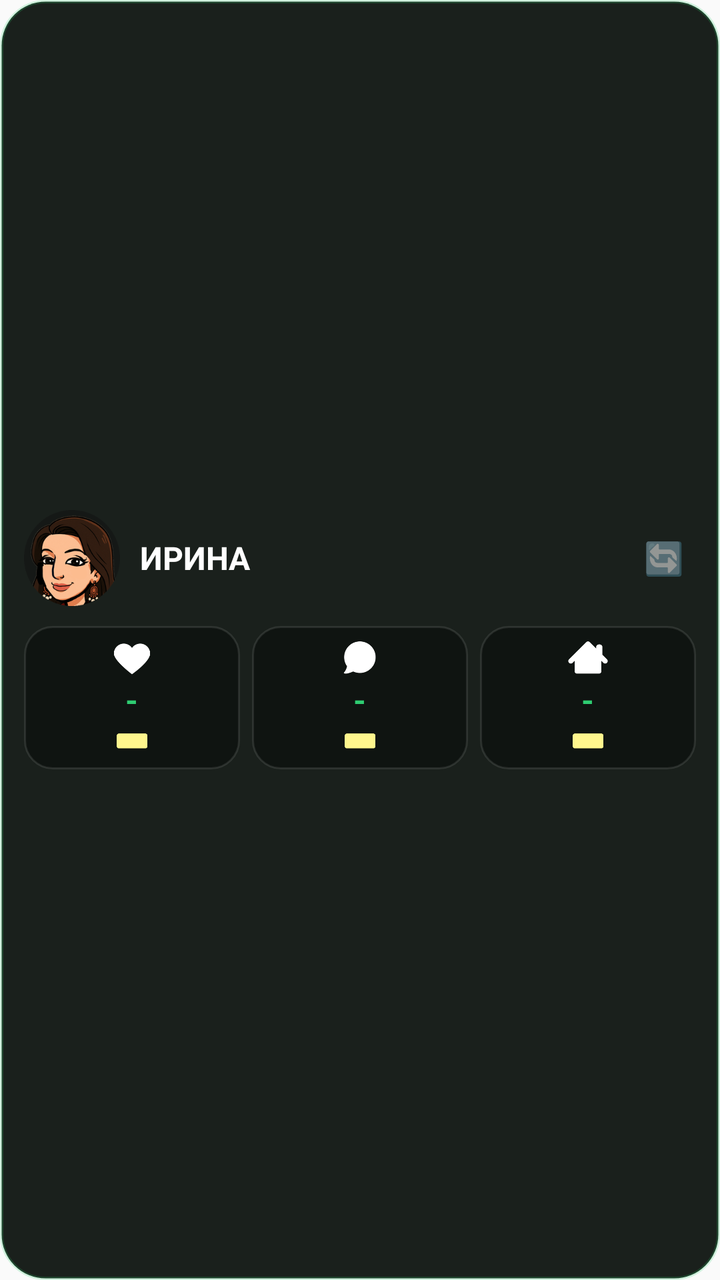
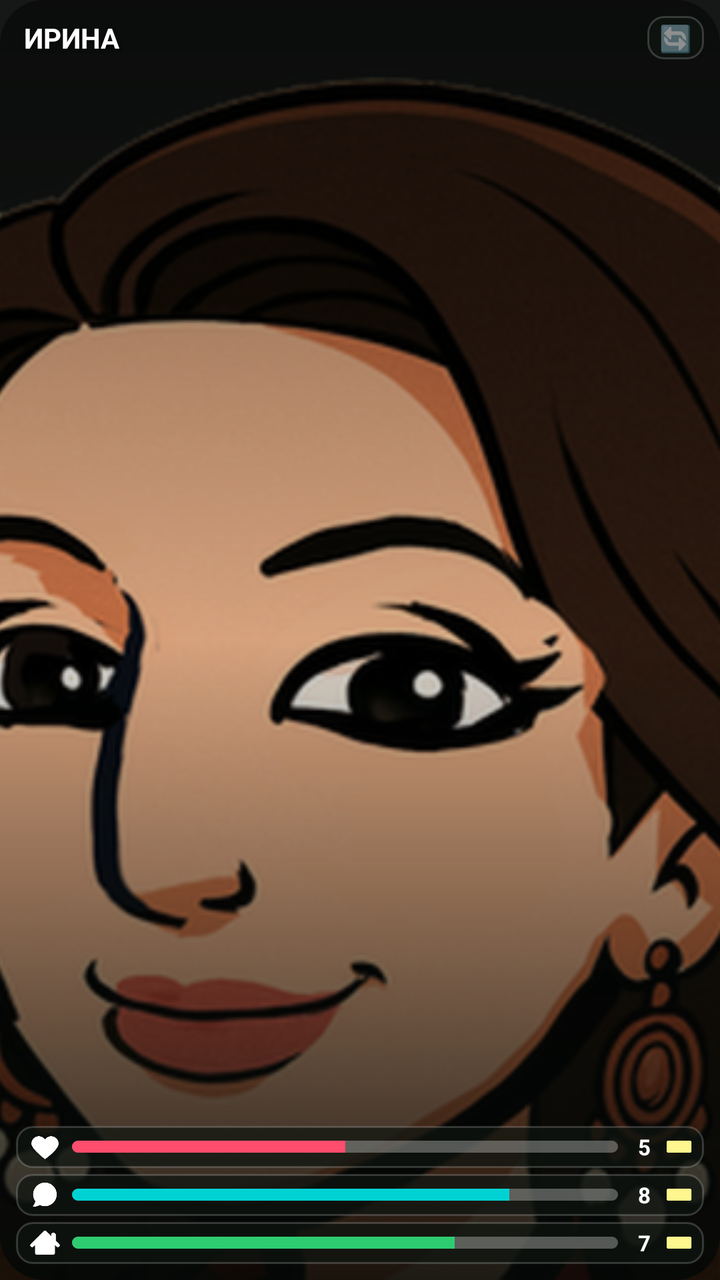

Compare the two renders of this Android layout. The source of the first and the diff that turns it into the second are given below.
<!-- AndroidManifest.xml: application theme AppTheme -->
<!-- res/layout/widget_partner_status.xml -->
<?xml version="1.0" encoding="utf-8"?>
<LinearLayout xmlns:android="http://schemas.android.com/apk/res/android"
    android:id="@+id/widget_root"
    android:layout_width="match_parent"
    android:layout_height="match_parent"
    android:orientation="vertical"
    android:background="@drawable/widget_bg"
    android:padding="12dp"
    android:gravity="center">

    
    <LinearLayout
        android:layout_width="match_parent"
        android:layout_height="wrap_content"
        android:orientation="horizontal"
        android:gravity="center_vertical"
        android:layout_marginBottom="10dp">

        <ImageView
            android:id="@+id/widget_partner_avatar"
            android:layout_width="48dp"
            android:layout_height="48dp"
            android:src="@drawable/avatar_irina"
            android:scaleType="centerCrop"
            android:contentDescription="Аватар партнера" />

        <LinearLayout
            android:layout_width="0dp"
            android:layout_height="wrap_content"
            android:layout_weight="1"
            android:orientation="vertical"
            android:paddingStart="10dp"
            android:paddingEnd="4dp">

            <TextView
                android:id="@+id/widget_partner_name"
                android:layout_width="wrap_content"
                android:layout_height="wrap_content"
                android:text="ИРИНА"
                android:textColor="#FFFFFF"
                android:textSize="16sp"
                android:textStyle="bold" />
        </LinearLayout>

        <TextView
            android:id="@+id/widget_btn_switch"
            android:layout_width="wrap_content"
            android:layout_height="wrap_content"
            android:text="🔄"
            android:textSize="16sp"
            android:padding="6dp" />
    </LinearLayout>

    
    <LinearLayout
        android:layout_width="match_parent"
        android:layout_height="wrap_content"
        android:orientation="horizontal"
        android:gravity="center">

        
        <LinearLayout
            android:layout_width="0dp"
            android:layout_height="wrap_content"
            android:layout_weight="1"
            android:orientation="vertical"
            android:gravity="center"
            android:background="@drawable/widget_stat_box"
            android:paddingTop="6dp"
            android:paddingBottom="6dp"
            android:layout_marginEnd="4dp">

            <ImageView
                android:layout_width="20dp"
                android:layout_height="20dp"
                android:src="@drawable/widget_heart"
                android:contentDescription="Секс" />

            <TextView
                android:id="@+id/widget_val_sex"
                android:layout_width="wrap_content"
                android:layout_height="wrap_content"
                android:text="-"
                android:textColor="#2ECC71"
                android:textSize="16sp"
                android:textStyle="bold" />

            <ImageView
                android:id="@+id/widget_dir_sex"
                android:layout_width="16dp"
                android:layout_height="16dp"
                android:src="@drawable/dir_equal"
                android:layout_marginTop="2dp"
                android:contentDescription="Динамика Секс" />
        </LinearLayout>

        
        <LinearLayout
            android:layout_width="0dp"
            android:layout_height="wrap_content"
            android:layout_weight="1"
            android:orientation="vertical"
            android:gravity="center"
            android:background="@drawable/widget_stat_box"
            android:paddingTop="6dp"
            android:paddingBottom="6dp"
            android:layout_marginStart="2dp"
            android:layout_marginEnd="2dp">

            <ImageView
                android:layout_width="20dp"
                android:layout_height="20dp"
                android:src="@drawable/widget_bubble"
                android:contentDescription="Общение" />

            <TextView
                android:id="@+id/widget_val_comm"
                android:layout_width="wrap_content"
                android:layout_height="wrap_content"
                android:text="-"
                android:textColor="#2ECC71"
                android:textSize="16sp"
                android:textStyle="bold" />

            <ImageView
                android:id="@+id/widget_dir_comm"
                android:layout_width="16dp"
                android:layout_height="16dp"
                android:src="@drawable/dir_equal"
                android:layout_marginTop="2dp"
                android:contentDescription="Динамика Общение" />
        </LinearLayout>

        
        <LinearLayout
            android:layout_width="0dp"
            android:layout_height="wrap_content"
            android:layout_weight="1"
            android:orientation="vertical"
            android:gravity="center"
            android:background="@drawable/widget_stat_box"
            android:paddingTop="6dp"
            android:paddingBottom="6dp"
            android:layout_marginStart="4dp">

            <ImageView
                android:layout_width="20dp"
                android:layout_height="20dp"
                android:src="@drawable/widget_home"
                android:contentDescription="Быт" />

            <TextView
                android:id="@+id/widget_val_dom"
                android:layout_width="wrap_content"
                android:layout_height="wrap_content"
                android:text="-"
                android:textColor="#2ECC71"
                android:textSize="16sp"
                android:textStyle="bold" />

            <ImageView
                android:id="@+id/widget_dir_dom"
                android:layout_width="16dp"
                android:layout_height="16dp"
                android:src="@drawable/dir_equal"
                android:layout_marginTop="2dp"
                android:contentDescription="Динамика Быт" />
        </LinearLayout>
    </LinearLayout>

</LinearLayout>
<!-- resources referenced by this layout -->
<resources>
  <!-- drawable avatar_irina: png bitmap (drawable, 53169 bytes) -->
  <!-- drawable dir_equal: png bitmap (drawable, 1516 bytes) -->
  <!-- drawable widget_bg (drawable) -->
  <?xml version="1.0" encoding="utf-8"?>
  <shape xmlns:android="http://schemas.android.com/apk/res/android"
      android:shape="rectangle">
      <solid android:color="#1A201C" />
      <corners android:radius="22dp" />
      <stroke android:width="1.5dp" android:color="#332ECC71" />
  </shape>
  <!-- drawable widget_bubble: png bitmap (drawable, 2764 bytes) -->
  <!-- drawable widget_heart: png bitmap (drawable, 3015 bytes) -->
  <!-- drawable widget_home: png bitmap (drawable, 2383 bytes) -->
  <!-- drawable widget_stat_box (drawable) -->
  <?xml version="1.0" encoding="utf-8"?>
  <shape xmlns:android="http://schemas.android.com/apk/res/android"
      android:shape="rectangle">
      <solid android:color="#0F1411" />
      <corners android:radius="14dp" />
      <stroke android:width="1dp" android:color="#1AFFFFFF" />
  </shape>
  <style name="AppTheme" parent="Theme.AppCompat.Light.DarkActionBar">
          
          <item name="colorPrimary">@color/colorPrimary</item>
          <item name="colorPrimaryDark">@color/colorPrimaryDark</item>
          <item name="colorAccent">@color/colorAccent</item>
      </style>
</resources>

<!-- the commit's change to res/layout/widget_partner_status.xml (unified diff, before → after) -->
@@ -1,36 +1,38 @@
 <?xml version="1.0" encoding="utf-8"?>
-<LinearLayout xmlns:android="http://schemas.android.com/apk/res/android"
+<FrameLayout xmlns:android="http://schemas.android.com/apk/res/android"
     android:id="@+id/widget_root"
     android:layout_width="match_parent"
     android:layout_height="match_parent"
-    android:orientation="vertical"
-    android:background="@drawable/widget_bg"
-    android:padding="12dp"
-    android:gravity="center">
+    android:background="@drawable/widget_bg">
+
+    
+    <ImageView
+        android:id="@+id/widget_bg_photo"
+        android:layout_width="match_parent"
+        android:layout_height="match_parent"
+        android:src="@drawable/avatar_irina_card"
+        android:scaleType="centerCrop"
+        android:contentDescription="Портрет партнера" />
+
+    
+    <View
+        android:layout_width="match_parent"
+        android:layout_height="match_parent"
+        android:background="@drawable/widget_scrim" />
 
     
     <LinearLayout
         android:layout_width="match_parent"
-        android:layout_height="wrap_content"
-        android:orientation="horizontal"
-        android:gravity="center_vertical"
-        android:layout_marginBottom="10dp">
-
-        <ImageView
-            android:id="@+id/widget_partner_avatar"
-            android:layout_width="48dp"
-            android:layout_height="48dp"
-            android:src="@drawable/avatar_irina"
-            android:scaleType="centerCrop"
-            android:contentDescription="Аватар партнера" />
-
+        android:layout_height="match_parent"
+        android:orientation="vertical"
+        android:padding="8dp">
+
+        
         <LinearLayout
-            android:layout_width="0dp"
+            android:layout_width="match_parent"
             android:layout_height="wrap_content"
-            android:layout_weight="1"
-            android:orientation="vertical"
-            android:paddingStart="10dp"
-            android:paddingEnd="4dp">
+            android:orientation="horizontal"
+            android:gravity="center_vertical">
 
             <TextView
                 android:id="@+id/widget_partner_name"
@@ -38,134 +40,194 @@
                 android:layout_height="wrap_content"
                 android:text="ИРИНА"
                 android:textColor="#FFFFFF"
-                android:textSize="16sp"
-                android:textStyle="bold" />
+                android:textSize="14sp"
+                android:textStyle="bold"
+                android:shadowColor="#CC000000"
+                android:shadowDx="1"
+                android:shadowDy="2"
+                android:shadowRadius="4"
+                android:paddingStart="4dp"
+                android:paddingEnd="4dp" />
+
+            <View
+                android:layout_width="0dp"
+                android:layout_height="1dp"
+                android:layout_weight="1" />
+
+            <TextView
+                android:id="@+id/widget_btn_switch"
+                android:layout_width="wrap_content"
+                android:layout_height="wrap_content"
+                android:text="🔄"
+                android:textSize="13sp"
+                android:paddingStart="6dp"
+                android:paddingEnd="6dp"
+                android:paddingTop="2dp"
+                android:paddingBottom="2dp"
+                android:background="@drawable/widget_hud_row_bg" />
         </LinearLayout>
 
-        <TextView
-            android:id="@+id/widget_btn_switch"
-            android:layout_width="wrap_content"
-            android:layout_height="wrap_content"
-            android:text="🔄"
-            android:textSize="16sp"
-            android:padding="6dp" />
-    </LinearLayout>
-
-    
-    <LinearLayout
-        android:layout_width="match_parent"
-        android:layout_height="wrap_content"
-        android:orientation="horizontal"
-        android:gravity="center">
+        
+        <View
+            android:layout_width="match_parent"
+            android:layout_height="0dp"
+            android:layout_weight="1" />
 
         
         <LinearLayout
-            android:layout_width="0dp"
+            android:layout_width="match_parent"
             android:layout_height="wrap_content"
-            android:layout_weight="1"
-            android:orientation="vertical"
-            android:gravity="center"
-            android:background="@drawable/widget_stat_box"
-            android:paddingTop="6dp"
-            android:paddingBottom="6dp"
-            android:layout_marginEnd="4dp">
-
-            <ImageView
-                android:layout_width="20dp"
-                android:layout_height="20dp"
-                android:src="@drawable/widget_heart"
-                android:contentDescription="Секс" />
-
-            <TextView
-                android:id="@+id/widget_val_sex"
-                android:layout_width="wrap_content"
-                android:layout_height="wrap_content"
-                android:text="-"
-                android:textColor="#2ECC71"
-                android:textSize="16sp"
-                android:textStyle="bold" />
-
-            <ImageView
-                android:id="@+id/widget_dir_sex"
-                android:layout_width="16dp"
-                android:layout_height="16dp"
-                android:src="@drawable/dir_equal"
-                android:layout_marginTop="2dp"
-                android:contentDescription="Динамика Секс" />
-        </LinearLayout>
-
-        
-        <LinearLayout
-            android:layout_width="0dp"
-            android:layout_height="wrap_content"
-            android:layout_weight="1"
-            android:orientation="vertical"
-            android:gravity="center"
-            android:background="@drawable/widget_stat_box"
-            android:paddingTop="6dp"
-            android:paddingBottom="6dp"
-            android:layout_marginStart="2dp"
-            android:layout_marginEnd="2dp">
-
-            <ImageView
-                android:layout_width="20dp"
-                android:layout_height="20dp"
-                android:src="@drawable/widget_bubble"
-                android:contentDescription="Общение" />
-
-            <TextView
-                android:id="@+id/widget_val_comm"
-                android:layout_width="wrap_content"
-                android:layout_height="wrap_content"
-                android:text="-"
-                android:textColor="#2ECC71"
-                android:textSize="16sp"
-                android:textStyle="bold" />
-
-            <ImageView
-                android:id="@+id/widget_dir_comm"
-                android:layout_width="16dp"
-                android:layout_height="16dp"
-                android:src="@drawable/dir_equal"
-                android:layout_marginTop="2dp"
-                android:contentDescription="Динамика Общение" />
-        </LinearLayout>
-
-        
-        <LinearLayout
-            android:layout_width="0dp"
-            android:layout_height="wrap_content"
-            android:layout_weight="1"
-            android:orientation="vertical"
-            android:gravity="center"
-            android:background="@drawable/widget_stat_box"
-            android:paddingTop="6dp"
-            android:paddingBottom="6dp"
-            android:layout_marginStart="4dp">
-
-            <ImageView
-                android:layout_width="20dp"
-                android:layout_height="20dp"
-                android:src="@drawable/widget_home"
-                android:contentDescription="Быт" />
-
-            <TextView
-                android:id="@+id/widget_val_dom"
-                android:layout_width="wrap_content"
-                android:layout_height="wrap_content"
-                android:text="-"
-                android:textColor="#2ECC71"
-                android:textSize="16sp"
-                android:textStyle="bold" />
-
-            <ImageView
-                android:id="@+id/widget_dir_dom"
-                android:layout_width="16dp"
-                android:layout_height="16dp"
-                android:src="@drawable/dir_equal"
-                android:layout_marginTop="2dp"
-                android:contentDescription="Динамика Быт" />
+            android:orientation="vertical">
+
+            
+            <LinearLayout
+                android:layout_width="match_parent"
+                android:layout_height="wrap_content"
+                android:orientation="horizontal"
+                android:gravity="center_vertical"
+                android:background="@drawable/widget_hud_row_bg"
+                android:paddingStart="7dp"
+                android:paddingEnd="6dp"
+                android:paddingTop="3dp"
+                android:paddingBottom="3dp"
+                android:layout_marginBottom="3dp">
+
+                <ImageView
+                    android:layout_width="15dp"
+                    android:layout_height="15dp"
+                    android:src="@drawable/widget_heart"
+                    android:contentDescription="Секс"
+                    android:layout_marginEnd="6dp" />
+
+                <ProgressBar
+                    android:id="@+id/widget_pb_sex"
+                    style="?android:attr/progressBarStyleHorizontal"
+                    android:layout_width="0dp"
+                    android:layout_height="6dp"
+                    android:layout_weight="1"
+                    android:max="10"
+                    android:progress="5"
+                    android:progressDrawable="@drawable/widget_progress_sex" />
+
+                <TextView
+                    android:id="@+id/widget_val_sex"
+                    android:layout_width="16dp"
+                    android:layout_height="wrap_content"
+                    android:text="5"
+                    android:textColor="#FFFFFF"
+                    android:textSize="11sp"
+                    android:textStyle="bold"
+                    android:gravity="center"
+                    android:layout_marginStart="5dp"
+                    android:layout_marginEnd="3dp" />
+
+                <ImageView
+                    android:id="@+id/widget_dir_sex"
+                    android:layout_width="13dp"
+                    android:layout_height="13dp"
+                    android:src="@drawable/dir_equal"
+                    android:contentDescription="Динамика Секс" />
+            </LinearLayout>
+
+            
+            <LinearLayout
+                android:layout_width="match_parent"
+                android:layout_height="wrap_content"
+                android:orientation="horizontal"
+                android:gravity="center_vertical"
+                android:background="@drawable/widget_hud_row_bg"
+                android:paddingStart="7dp"
+                android:paddingEnd="6dp"
+                android:paddingTop="3dp"
+                android:paddingBottom="3dp"
+                android:layout_marginBottom="3dp">
+
+                <ImageView
+                    android:layout_width="15dp"
+                    android:layout_height="15dp"
+                    android:src="@drawable/widget_bubble"
+                    android:contentDescription="Общение"
+                    android:layout_marginEnd="6dp" />
+
+                <ProgressBar
+                    android:id="@+id/widget_pb_comm"
+                    style="?android:attr/progressBarStyleHorizontal"
+                    android:layout_width="0dp"
+                    android:layout_height="6dp"
+                    android:layout_weight="1"
+                    android:max="10"
+                    android:progress="8"
+                    android:progressDrawable="@drawable/widget_progress_comm" />
+
+                <TextView
+                    android:id="@+id/widget_val_comm"
+                    android:layout_width="16dp"
+                    android:layout_height="wrap_content"
+                    android:text="8"
+                    android:textColor="#FFFFFF"
+                    android:textSize="11sp"
+                    android:textStyle="bold"
+                    android:gravity="center"
+                    android:layout_marginStart="5dp"
+                    android:layout_marginEnd="3dp" />
+
+                <ImageView
+                    android:id="@+id/widget_dir_comm"
+                    android:layout_width="13dp"
+                    android:layout_height="13dp"
+                    android:src="@drawable/dir_equal"
+                    android:contentDescription="Динамика Общение" />
+            </LinearLayout>
+
+            
+            <LinearLayout
+                android:layout_width="match_parent"
+                android:layout_height="wrap_content"
+                android:orientation="horizontal"
+                android:gravity="center_vertical"
+                android:background="@drawable/widget_hud_row_bg"
+                android:paddingStart="7dp"
+                android:paddingEnd="6dp"
+                android:paddingTop="3dp"
+                android:paddingBottom="3dp">
+
+                <ImageView
+                    android:layout_width="15dp"
+                    android:layout_height="15dp"
+                    android:src="@drawable/widget_home"
+                    android:contentDescription="Быт"
+                    android:layout_marginEnd="6dp" />
+
+                <ProgressBar
+                    android:id="@+id/widget_pb_dom"
+                    style="?android:attr/progressBarStyleHorizontal"
+                    android:layout_width="0dp"
+                    android:layout_height="6dp"
+                    android:layout_weight="1"
+                    android:max="10"
+                    android:progress="7"
+                    android:progressDrawable="@drawable/widget_progress_dom" />
+
+                <TextView
+                    android:id="@+id/widget_val_dom"
+                    android:layout_width="16dp"
+                    android:layout_height="wrap_content"
+                    android:text="7"
+                    android:textColor="#FFFFFF"
+                    android:textSize="11sp"
+                    android:textStyle="bold"
+                    android:gravity="center"
+                    android:layout_marginStart="5dp"
+                    android:layout_marginEnd="3dp" />
+
+                <ImageView
+                    android:id="@+id/widget_dir_dom"
+                    android:layout_width="13dp"
+                    android:layout_height="13dp"
+                    android:src="@drawable/dir_equal"
+                    android:contentDescription="Динамика Быт" />
+            </LinearLayout>
         </LinearLayout>
     </LinearLayout>
 
-</LinearLayout>
+</FrameLayout>
<!-- resource entries referenced after the edit -->
@@ -1,6 +1,6 @@
 <!-- resources referenced by this layout -->
 <resources>
-  <!-- drawable avatar_irina: png bitmap (drawable, 53169 bytes) -->
+  <!-- drawable avatar_irina_card: png bitmap (drawable, 271647 bytes) -->
   <!-- drawable dir_equal: png bitmap (drawable, 1516 bytes) -->
   <!-- drawable widget_bg (drawable) -->
   <?xml version="1.0" encoding="utf-8"?>
@@ -13,13 +13,78 @@
   <!-- drawable widget_bubble: png bitmap (drawable, 2764 bytes) -->
   <!-- drawable widget_heart: png bitmap (drawable, 3015 bytes) -->
   <!-- drawable widget_home: png bitmap (drawable, 2383 bytes) -->
-  <!-- drawable widget_stat_box (drawable) -->
+  <!-- drawable widget_hud_row_bg (drawable) -->
   <?xml version="1.0" encoding="utf-8"?>
   <shape xmlns:android="http://schemas.android.com/apk/res/android"
       android:shape="rectangle">
-      <solid android:color="#0F1411" />
-      <corners android:radius="14dp" />
-      <stroke android:width="1dp" android:color="#1AFFFFFF" />
+      <solid android:color="#B30F1411" />
+      <corners android:radius="8dp" />
+      <stroke android:width="1dp" android:color="#2EFFFFFF" />
+  </shape>
+  <!-- drawable widget_progress_comm (drawable) -->
+  <?xml version="1.0" encoding="utf-8"?>
+  <layer-list xmlns:android="http://schemas.android.com/apk/res/android">
+      <item android:id="@android:id/background">
+          <shape>
+              <corners android:radius="3dp" />
+              <solid android:color="#4DFFFFFF" />
+          </shape>
+      </item>
+      <item android:id="@android:id/progress">
+          <clip>
+              <shape>
+                  <corners android:radius="3dp" />
+                  <solid android:color="#00D2D3" />
+              </shape>
+          </clip>
+      </item>
+  </layer-list>
+  <!-- drawable widget_progress_dom (drawable) -->
+  <?xml version="1.0" encoding="utf-8"?>
+  <layer-list xmlns:android="http://schemas.android.com/apk/res/android">
+      <item android:id="@android:id/background">
+          <shape>
+              <corners android:radius="3dp" />
+              <solid android:color="#4DFFFFFF" />
+          </shape>
+      </item>
+      <item android:id="@android:id/progress">
+          <clip>
+              <shape>
+                  <corners android:radius="3dp" />
+                  <solid android:color="#2ECC71" />
+              </shape>
+          </clip>
+      </item>
+  </layer-list>
+  <!-- drawable widget_progress_sex (drawable) -->
+  <?xml version="1.0" encoding="utf-8"?>
+  <layer-list xmlns:android="http://schemas.android.com/apk/res/android">
+      <item android:id="@android:id/background">
+          <shape>
+              <corners android:radius="3dp" />
+              <solid android:color="#4DFFFFFF" />
+          </shape>
+      </item>
+      <item android:id="@android:id/progress">
+          <clip>
+              <shape>
+                  <corners android:radius="3dp" />
+                  <solid android:color="#FF4D6D" />
+              </shape>
+          </clip>
+      </item>
+  </layer-list>
+  <!-- drawable widget_scrim (drawable) -->
+  <?xml version="1.0" encoding="utf-8"?>
+  <shape xmlns:android="http://schemas.android.com/apk/res/android"
+      android:shape="rectangle">
+      <gradient
+          android:startColor="#80000000"
+          android:centerColor="#26000000"
+          android:endColor="#E6050806"
+          android:angle="270" />
+      <corners android:radius="22dp" />
   </shape>
   <style name="AppTheme" parent="Theme.AppCompat.Light.DarkActionBar">
           
